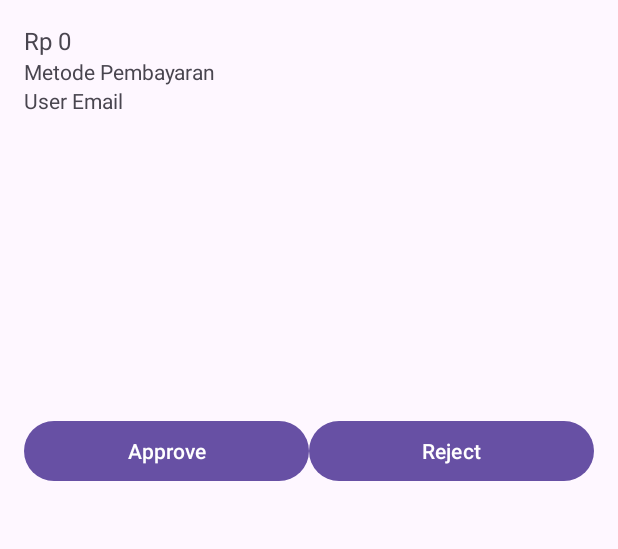
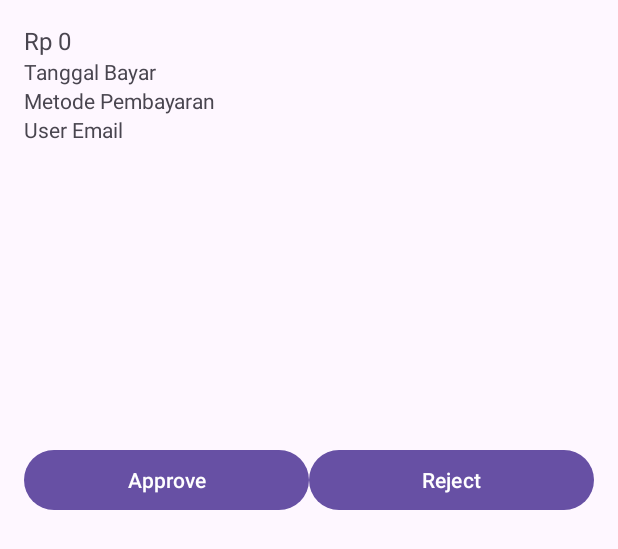
Before and after one commit to ardiyamalik/MasjidHub, an Android app: the layout item_infaq.xml on its own in the app's theme, with its tools: preview values and no code run, on a phone screen of 412 x 824 dp. Shown: the top 549 px of the screen. Run offline under Robolectric (Android 15) with nearby library versions, the light colour scheme and no system bars.

Commit message:
menampilkan tanggal

```diff
--- a/app/src/main/java/org/d3if0140/masjidhub/Infaq.kt
+++ b/app/src/main/java/org/d3if0140/masjidhub/Infaq.kt
@@ -7,5 +7,6 @@ data class Infaq(
     val jumlahInfaq: Double = 0.0,
     val metodePembayaran: String = "",
     val buktiPembayaran: String = "", // Tambahkan properti ini
+    val tanggal: String = "",
     val status: String = "pending"
 )
--- a/app/src/main/java/org/d3if0140/masjidhub/InfaqAdapter.kt
+++ b/app/src/main/java/org/d3if0140/masjidhub/InfaqAdapter.kt
@@ -38,6 +38,7 @@ class InfaqAdapter(
     override fun getItemCount() = infaqList.size
 
     class InfaqViewHolder(itemView: View) : RecyclerView.ViewHolder(itemView) {
+        private  val textTanggalBayar: TextView = itemView.findViewById(R.id.textTanggalBayar)
         private val textViewJumlahInfaq: TextView = itemView.findViewById(R.id.textViewJumlahInfaq)
         private val textViewMetodePembayaran: TextView = itemView.findViewById(R.id.textViewMetodePembayaran)
         private val textViewUserEmail: TextView = itemView.findViewById(R.id.textViewUserEmail)
@@ -53,6 +54,7 @@ class InfaqAdapter(
             textViewJumlahInfaq.text = "Rp ${infaq.jumlahInfaq}"
             textViewMetodePembayaran.text = infaq.metodePembayaran
             textViewUserEmail.text = infaq.userEmail
+            textTanggalBayar.text = infaq.tanggal
 
             Log.d("InfaqAdapter", "Loading image from URL: ${infaq.buktiPembayaran}")
             Glide.with(itemView.context)
--- a/app/src/main/java/org/d3if0140/masjidhub/KasMIngguan.kt
+++ b/app/src/main/java/org/d3if0140/masjidhub/KasMIngguan.kt
@@ -5,7 +5,7 @@ data class KasMingguan(
     val userId: String = "",
     var email: String = "",
     var nominal: Double = 50000.0,
-    var tanggalBayar: Long = 0L,
+    var tanggal:String = "",
     var status: String = "pending",
     var buktiPembayaranUrl: String = "",
     var metode: String = ""
--- a/app/src/main/res/layout/item_infaq.xml
+++ b/app/src/main/res/layout/item_infaq.xml
@@ -12,8 +12,8 @@
         android:layout_height="wrap_content"
         android:text="Rp 0"
         android:textSize="16sp"
-        app:layout_constraintTop_toTopOf="parent"
-        app:layout_constraintStart_toStartOf="parent" />
+        app:layout_constraintStart_toStartOf="parent"
+        app:layout_constraintTop_toTopOf="parent" />
 
     <TextView
         android:id="@+id/textViewMetodePembayaran"
@@ -21,8 +21,17 @@
         android:layout_height="wrap_content"
         android:text="Metode Pembayaran"
         android:textSize="14sp"
-        app:layout_constraintTop_toBottomOf="@id/textViewJumlahInfaq"
-        app:layout_constraintStart_toStartOf="parent" />
+        app:layout_constraintStart_toStartOf="parent"
+        app:layout_constraintTop_toBottomOf="@id/textTanggalBayar" />
+
+    <TextView
+        android:id="@+id/textTanggalBayar"
+        android:layout_width="wrap_content"
+        android:layout_height="wrap_content"
+        android:text="Tanggal Bayar"
+        android:textSize="14sp"
+        app:layout_constraintStart_toStartOf="parent"
+        app:layout_constraintTop_toBottomOf="@+id/textViewJumlahInfaq" />
 
     <TextView
         android:id="@+id/textViewUserEmail"
@@ -30,36 +39,36 @@
         android:layout_height="wrap_content"
         android:text="User Email"
         android:textSize="14sp"
-        app:layout_constraintTop_toBottomOf="@id/textViewMetodePembayaran"
-        app:layout_constraintStart_toStartOf="parent" />
+        app:layout_constraintStart_toStartOf="parent"
+        app:layout_constraintTop_toBottomOf="@id/textViewMetodePembayaran" />
 
     <ImageView
         android:id="@+id/imageViewBuktiPembayaran"
         android:layout_width="0dp"
         android:layout_height="200dp"
         android:scaleType="centerCrop"
-        app:layout_constraintTop_toBottomOf="@id/textViewUserEmail"
+        app:layout_constraintBottom_toTopOf="@id/buttonApprove"
+        app:layout_constraintEnd_toEndOf="parent"
         app:layout_constraintStart_toStartOf="parent"
-        app:layout_constraintEnd_toEndOf="parent"
-        app:layout_constraintBottom_toTopOf="@id/buttonApprove"/>
+        app:layout_constraintTop_toBottomOf="@id/textViewUserEmail" />
 
     <Button
         android:id="@+id/buttonApprove"
         android:layout_width="0dp"
         android:layout_height="wrap_content"
         android:text="Approve"
-        app:layout_constraintTop_toBottomOf="@id/imageViewBuktiPembayaran"
+        app:layout_constraintBottom_toBottomOf="parent"
+        app:layout_constraintEnd_toStartOf="@id/buttonReject"
         app:layout_constraintStart_toStartOf="parent"
-        app:layout_constraintEnd_toStartOf="@id/buttonReject"
-        app:layout_constraintBottom_toBottomOf="parent"/>
+        app:layout_constraintTop_toBottomOf="@id/imageViewBuktiPembayaran" />
 
     <Button
         android:id="@+id/buttonReject"
         android:layout_width="0dp"
         android:layout_height="wrap_content"
         android:text="Reject"
-        app:layout_constraintTop_toBottomOf="@id/imageViewBuktiPembayaran"
+        app:layout_constraintBottom_toBottomOf="parent"
+        app:layout_constraintEnd_toEndOf="parent"
         app:layout_constraintStart_toEndOf="@id/buttonApprove"
-        app:layout_constraintEnd_toEndOf="parent"
-        app:layout_constraintBottom_toBottomOf="parent"/>
+        app:layout_constraintTop_toBottomOf="@id/imageViewBuktiPembayaran" />
 </androidx.constraintlayout.widget.ConstraintLayout>
```
Also changed, not shown: app/src/main/java/org/d3if0140/masjidhub/KasMingguanAdapter.kt (+6 -12 lines).
